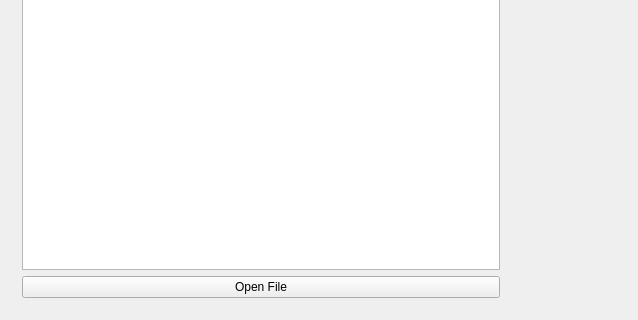
Qt form mainwindow.ui (jpark651/Schulich-Dashboard-Project) before a commit; both pictures show x 0 to 638 and y 400 to 720 of the 1280 by 720 pixel window.
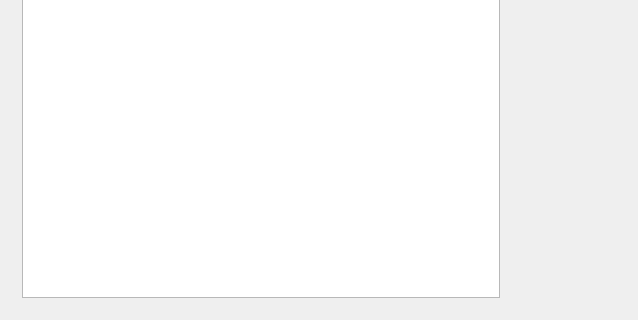
The same form after that commit. Custom widgets are drawn as their Qt base class.

Commit message: Updated error window

```diff
--- a/mainwindow.ui
+++ b/mainwindow.ui
@@ -80,13 +80,6 @@
          </layout>
         </widget>
        </item>
-       <item>
-        <widget class="QPushButton" name="pushButton">
-         <property name="text">
-          <string>Open File</string>
-         </property>
-        </widget>
-       </item>
       </layout>
      </widget>
     </item>
```
The commit also changes 3 other files.
